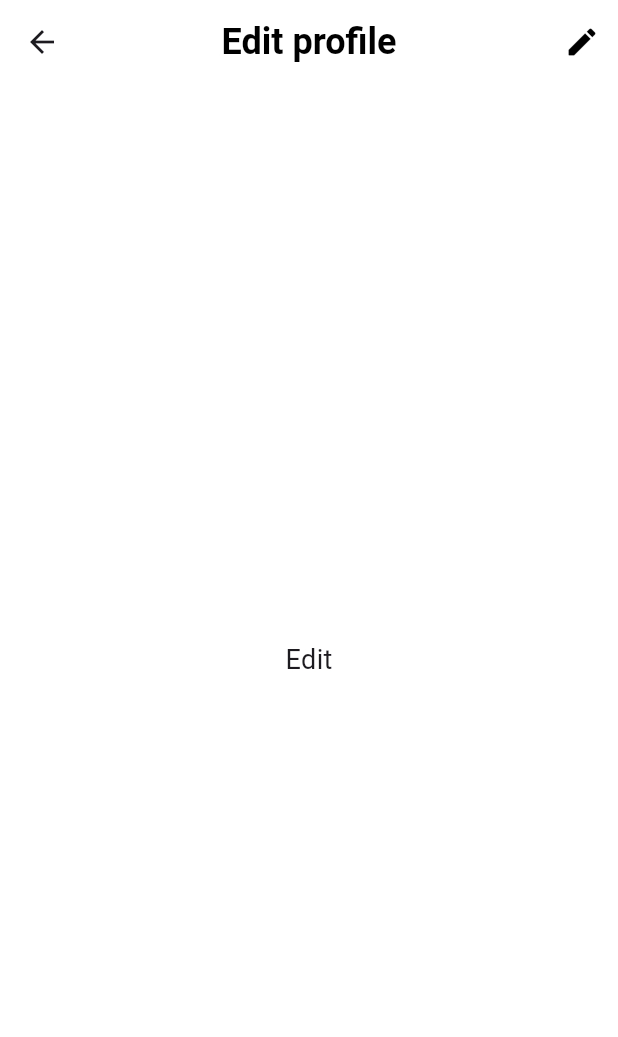
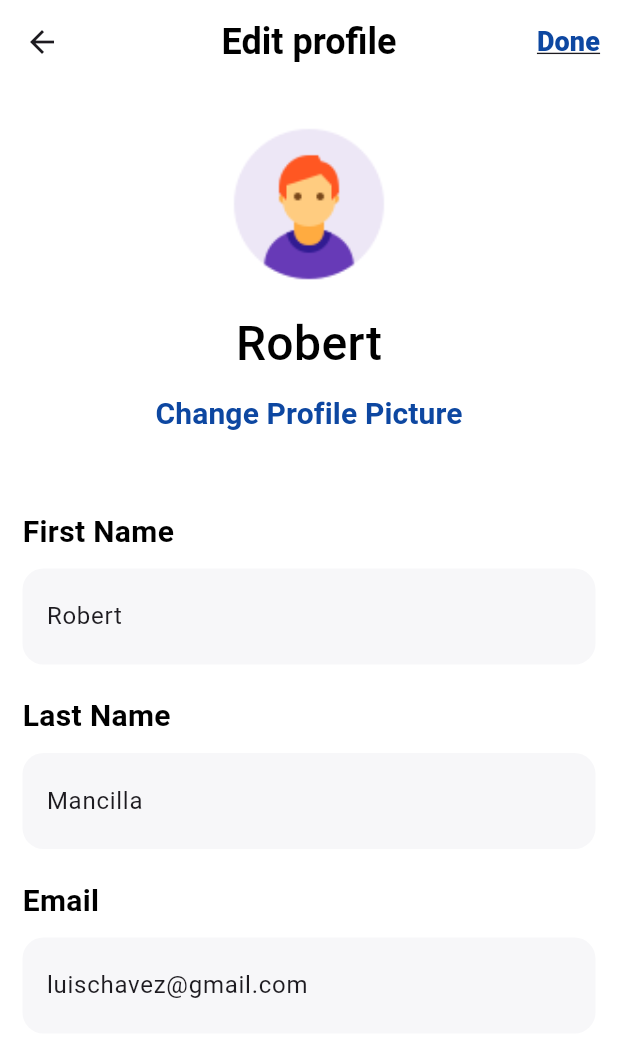
Before and after one commit to Pavito15/movilesProject, a Flutter app: the EditProfile screen opened directly, on a phone screen of 412 x 824 dp. Shown: the top 1037 px of the screen. Run offline on Flutter 3.47's test engine with Material 3 defaults, Android fonts, the phone set to English and light mode, and no system bars.

Commit message:
profile page, edit profile, profile data page

```diff
--- a/lib/screens/profile/edit_profile.dart
+++ b/lib/screens/profile/edit_profile.dart
@@ -1,17 +1,134 @@
 import 'package:flutter/material.dart';
+import 'package:project_v1/screens/profile/profile.dart';
+import 'package:project_v1/widgets/buttons/custom_text_button.dart';
+import 'package:project_v1/widgets/custom_image_avatar.dart';
 import 'package:project_v1/widgets/menus/custom_app_bar.dart';
+import 'package:project_v1/widgets/texts/custom_text_field.dart';
+import 'package:project_v1/widgets/texts/customs_texts.dart';
 
-class EditProfile extends StatelessWidget {
+class EditProfile extends StatefulWidget {
   const EditProfile({super.key});
+
+  @override
+  State<EditProfile> createState() => _EditProfileState();
+}
+
+class _EditProfileState extends State<EditProfile> {
+  final TextEditingController _firstNameController =
+      TextEditingController(text: "Robert");
+  final TextEditingController _lastNameController =
+      TextEditingController(text: "Mancilla");
+  final TextEditingController _emailController =
+      TextEditingController(text: "luischavez@gmail.com");
+
+  @override
+  void dispose() {
+    _firstNameController.dispose();
+    _lastNameController.dispose();
+    _emailController.dispose();
+    super.dispose();
+  }
 
   @override
   Widget build(BuildContext context) {
     return Scaffold(
-      appBar: CustomAppBar(title: "Edit profile"),
-      body: Center(
-        child: Text(
-          "Edit",
-          style: TextStyle(fontSize: 18),
+      appBar: CustomAppBar(
+        title: "Edit profile",
+        actionWidget: CustomTextButton(
+          text: "Done",
+          onPressed: () {
+            ScaffoldMessenger.of(context).showSnackBar(
+              const SnackBar(
+                content: Text('Data updated.'),
+                duration: Duration(seconds: 1),
+              ),
+            );
+            Navigator.pop(context,
+                MaterialPageRoute(builder: (context) => const Profile()));
+          },
+          textColor: Color(0xFF0D47A1),
+          fontWeight: FontWeight.w800,
+          fontSize: 18,
+        ),
+      ),
+      body: SingleChildScrollView(
+        padding: const EdgeInsets.fromLTRB(15, 0, 15, 0),
+        child: Column(
+          children: [
+            Padding(
+              padding: const EdgeInsets.only(top: 20.0, bottom: 10.0),
+              child: CustomImageAvatar(
+                  imagePath: "assets/images_icons/avatar_men.png"),
+            ),
+            TitleText(
+              text: "Robert",
+              fontWeight: FontWeight.w500,
+            ),
+            CustomTextButton(
+              text: "Change Profile Picture",
+              textColor: Color(0xFF0D47A1),
+              fontWeight: FontWeight.w600,
+              fontSize: 20,
+              decoration: TextDecoration.none,
+              onPressed: () {},
+            ),
+            const SizedBox(
+              height: 40.0,
+            ),
+            Align(
+              alignment: Alignment.centerLeft,
+              child: SubtitleText(
+                text: "First Name",
+                fontSize: 20.0,
+                fontWeight: FontWeight.w600,
+                color: Colors.black,
+              ),
+            ),
+            const SizedBox(height: 10),
+            CustomTextField(
+              labelText: "",
+              controller: _firstNameController,
+              onChanged: (value) {
+                setState(() {});
+              },
+            ),
+            const SizedBox(height: 20),
+            Align(
+              alignment: Alignment.centerLeft,
+              child: SubtitleText(
+                text: "Last Name",
+                fontSize: 20.0,
+                fontWeight: FontWeight.w600,
+                color: Colors.black,
+              ),
+            ),
+            const SizedBox(height: 10),
+            CustomTextField(
+              labelText: "",
+              controller: _lastNameController,
+              onChanged: (value) {
+                setState(() {});
+              },
+            ),
+            const SizedBox(height: 20),
+            Align(
+              alignment: Alignment.centerLeft,
+              child: SubtitleText(
+                text: "Email",
+                fontSize: 20.0,
+                fontWeight: FontWeight.w600,
+                color: Colors.black,
+              ),
+            ),
+            const SizedBox(height: 10),
+            CustomTextField(
+              labelText: "",
+              controller: _emailController,
+              onChanged: (value) {
+                setState(() {});
+              },
+            ),
+          ],
         ),
       ),
     );
--- a/lib/widgets/menus/custom_app_bar.dart
+++ b/lib/widgets/menus/custom_app_bar.dart
@@ -4,11 +4,13 @@ import 'package:project_v1/widgets/texts/customs_texts.dart';
 class CustomAppBar extends StatelessWidget implements PreferredSizeWidget {
   final String title;
   final VoidCallback? onEdit;
+  final Widget? actionWidget; // nuevo parámetro para acción personalizada
 
   const CustomAppBar({
     super.key,
     required this.title,
     this.onEdit,
+    this.actionWidget,
   });
 
   @override
@@ -18,10 +20,12 @@ class CustomAppBar extends StatelessWidget implements PreferredSizeWidget {
       title: AppBarText(text: title),
       centerTitle: true,
       actions: [
+        // Si se pasa un widget de acción, se utiliza; de lo contrario, se muestra el botón de edición
+        actionWidget ??
             IconButton(
               icon: const Icon(
                 Icons.edit_rounded,
-            color: Colors.black,
+                color: Color(0xFF0D47A1),
               ),
               onPressed: onEdit,
             ),
--- a/lib/widgets/texts/custom_text_field.dart
+++ b/lib/widgets/texts/custom_text_field.dart
@@ -4,6 +4,7 @@ class CustomTextField extends StatefulWidget {
   final String labelText;
   final TextEditingController? controller;
   final bool isPassword;
+  final bool readOnly;
   final TextInputType keyboardType;
   final String? Function(String?)? validator;
   final Function(String)? onChanged;
@@ -20,6 +21,7 @@ class CustomTextField extends StatefulWidget {
     required this.labelText,
     this.controller,
     this.isPassword = false,
+    this.readOnly = false,
     this.keyboardType = TextInputType.text,
     this.validator,
     this.onChanged,
@@ -43,6 +45,7 @@ class _CustomTextFieldState extends State<CustomTextField> {
   Widget build(BuildContext context) {
     return TextField(
       controller: widget.controller,
+      readOnly: widget.readOnly,
       obscureText: widget.isPassword ? _obscureText : false,
       keyboardType: widget.keyboardType,
       onChanged: widget.onChanged,
```
Also changed, not shown: lib/screens/profile/profile.dart (+10 -3 lines), lib/screens/profile/profile_data.dart (added, +113 -0 lines). Lines whose indentation alone changed are shown as unchanged.
